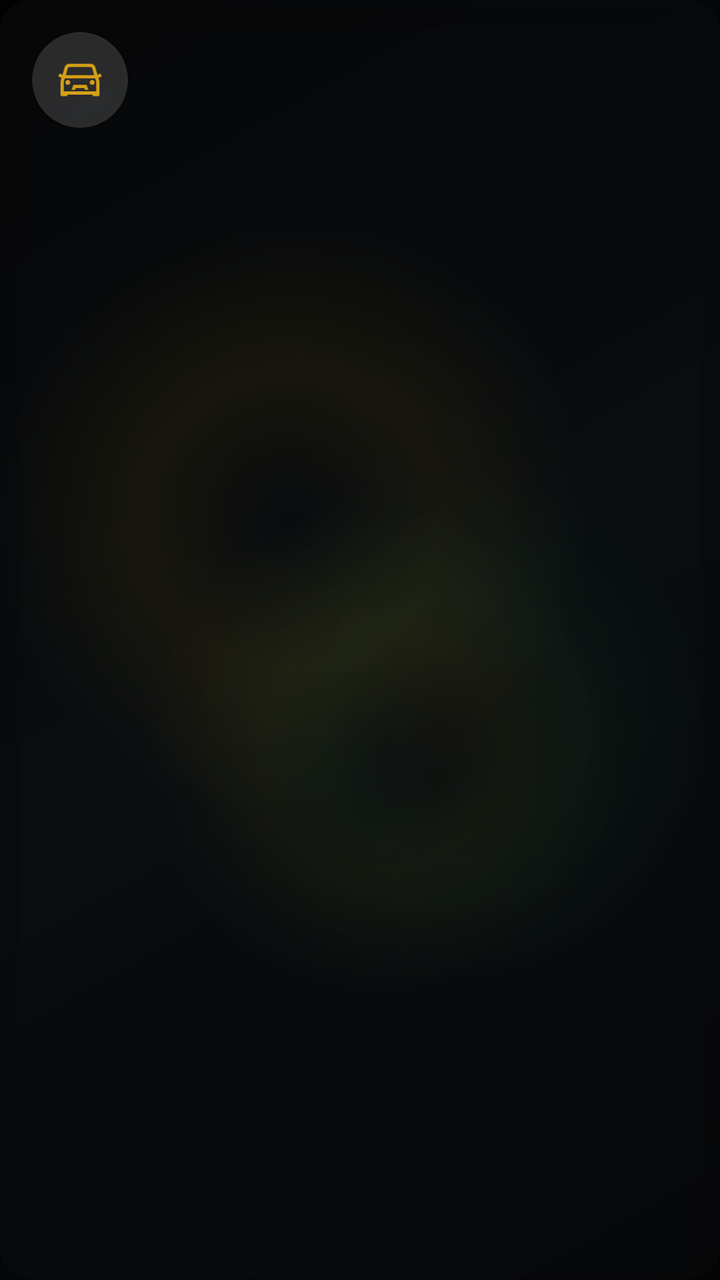
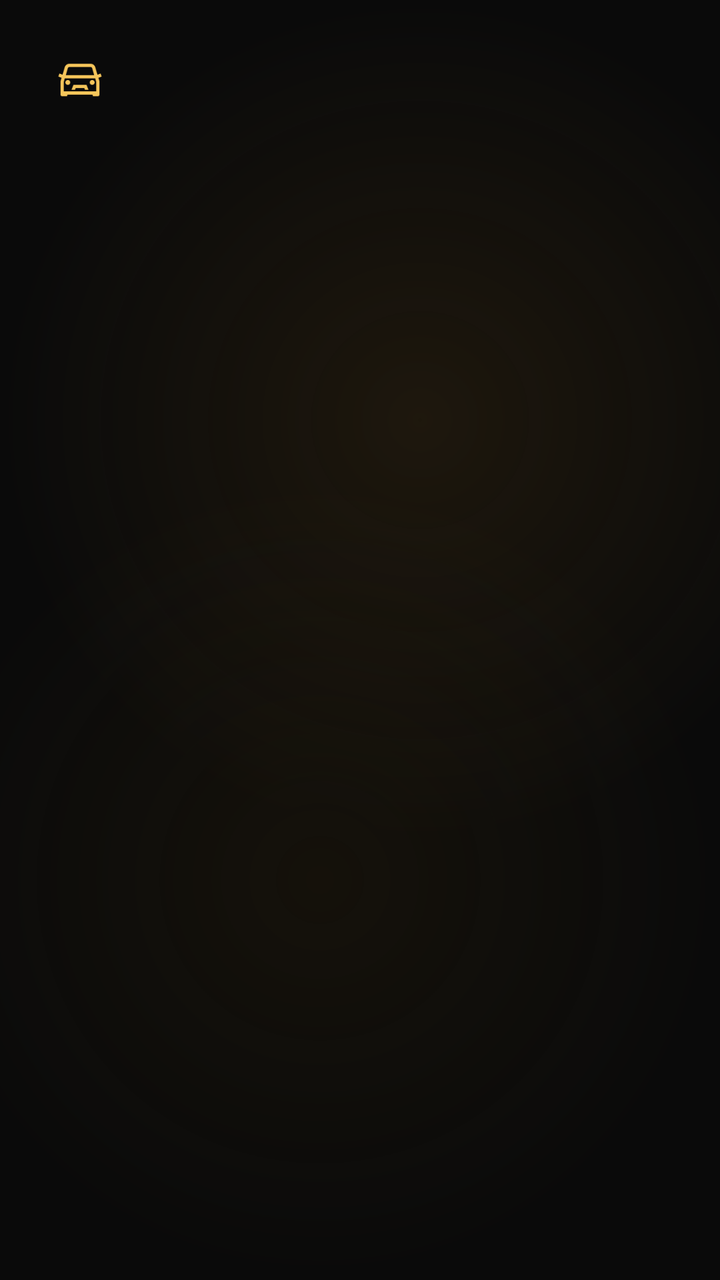

Compare the two renders of this Android layout. The source of the first and the diff that turns it into the second are given below.
<!-- AndroidManifest.xml: application theme Theme.AppKaaxPark -->
<!-- res/layout/item_vehiculo.xml -->
<?xml version="1.0" encoding="utf-8"?>
<androidx.cardview.widget.CardView
    xmlns:android="http://schemas.android.com/apk/res/android"
    xmlns:app="http://schemas.android.com/apk/res-auto"
    android:id="@+id/cardVehiculoItem"
    android:layout_width="match_parent"
    android:layout_height="wrap_content"
    android:layout_marginBottom="14dp"
    android:clickable="true"
    android:focusable="true"
    app:cardCornerRadius="16dp"
    app:cardBackgroundColor="@color/glass_surface"
    app:cardElevation="8dp">

    <LinearLayout
        android:layout_width="match_parent"
        android:layout_height="wrap_content"
        android:orientation="horizontal"
        android:gravity="center_vertical"
        android:padding="16dp">

        <androidx.cardview.widget.CardView
            android:layout_width="48dp"
            android:layout_height="48dp"
            app:cardCornerRadius="24dp"
            app:cardBackgroundColor="@color/glass_surface_light"
            app:cardElevation="4dp">

            <ImageView
                android:layout_width="26dp"
                android:layout_height="26dp"
                android:layout_gravity="center"
                android:src="@drawable/icon_vehiculo"
                app:tint="#D4A017"
                android:contentDescription="Vehículo" />
        </androidx.cardview.widget.CardView>

        <LinearLayout
            android:layout_width="0dp"
            android:layout_height="wrap_content"
            android:layout_weight="1"
            android:layout_marginStart="14dp"
            android:orientation="vertical">

            <TextView
                android:id="@+id/txtMarcaModelo"
                android:layout_width="wrap_content"
                android:layout_height="wrap_content"
                android:textColor="#FFFFFF"
                android:textSize="16sp"
                android:textStyle="bold" />

            <TextView
                android:id="@+id/txtPlacaColor"
                android:layout_width="wrap_content"
                android:layout_height="wrap_content"
                android:layout_marginTop="2dp"
                android:textColor="#AAAAAA"
                android:textSize="13sp" />
        </LinearLayout>

        <TextView
            android:id="@+id/txtEnUso"
            android:layout_width="wrap_content"
            android:layout_height="wrap_content"
            android:layout_marginEnd="10dp"
            android:text="En uso"
            android:textColor="#D4A017"
            android:textSize="12sp"
            android:textStyle="bold"
            android:visibility="gone" />

        <ImageView
            android:id="@+id/btnEliminarVehiculo"
            android:layout_width="22dp"
            android:layout_height="22dp"
            android:padding="2dp"
            android:src="@android:drawable/ic_menu_delete"
            app:tint="#C0392B"
            android:contentDescription="Eliminar vehículo"
            android:clickable="true"
            android:focusable="true"
            android:visibility="gone" />

    </LinearLayout>
</androidx.cardview.widget.CardView>
<!-- resources referenced by this layout -->
<resources>
  <color name="glass_surface">#33191D21</color>
  <color name="glass_surface_light">#26FFFFFF</color>
  <style name="Theme.AppKaaxPark" parent="Base.Theme.AppKaaxPark" />
  <color name="gold_primary">#D4A017</color>
  <color name="black">#FF000000</color>
  <color name="gold_secondary">#E5A93C</color>
  <color name="gold_light">#F0C24B</color>
  <color name="white">#FFFFFFFF</color>
  <color name="glass_surface_soft">#22191D21</color>
  <color name="glass_border">#40FFFFFF</color>
  <style name="Widget.AppKaaxPark.TextView" parent="@android:style/Widget.TextView">
          <item name="android:fontFamily">sans-serif-medium</item>
      </style>
  <style name="Widget.AppKaaxPark.EditText" parent="@android:style/Widget.EditText">
          <item name="android:fontFamily">sans-serif-medium</item>
      </style>
  <style name="Widget.AppKaaxPark.Button" parent="@android:style/Widget.Button">
          <item name="android:fontFamily">sans-serif-medium</item>
          <item name="android:letterSpacing">0.02</item>
      </style>
  <!-- drawable bg_screen_glass (drawable) -->
  <?xml version="1.0" encoding="utf-8"?>
  <layer-list xmlns:android="http://schemas.android.com/apk/res/android">
  
      <item>
          <shape android:shape="rectangle">
              <gradient
                  android:angle="135"
                  android:startColor="#050607"
                  android:centerColor="#081114"
                  android:endColor="#030303" />
          </shape>
      </item>
  
      <item
          android:left="-70dp"
          android:top="-120dp">
          <shape android:shape="oval">
              <size
                  android:width="260dp"
                  android:height="260dp" />
              <gradient
                  android:type="radial"
                  android:gradientRadius="150dp"
                  android:centerColor="#26D4A017"
                  android:endColor="#00D4A017" />
          </shape>
      </item>
  
      <item
          android:right="-90dp"
          android:top="90dp">
          <shape android:shape="oval">
              <size
                  android:width="240dp"
                  android:height="240dp" />
              <gradient
                  android:type="radial"
                  android:gradientRadius="130dp"
                  android:centerColor="#182ECC71"
                  android:endColor="#002ECC71" />
          </shape>
      </item>
  
      <item
          android:left="20dp"
          android:bottom="-110dp">
          <shape android:shape="oval">
              <size
                  android:width="220dp"
                  android:height="220dp" />
              <gradient
                  android:type="radial"
                  android:gradientRadius="120dp"
                  android:centerColor="#1AD4A017"
                  android:endColor="#00D4A017" />
          </shape>
      </item>
  
      <item>
          <shape android:shape="rectangle">
              <solid android:color="@color/glass_scrim" />
          </shape>
      </item>
  
  </layer-list>
  <color name="glass_scrim">#66000000</color>
  <!-- unchanged entries left out for length: 2 -->
</resources>

<!-- the commit's change to res/layout/item_vehiculo.xml (unified diff, before → after) -->
@@ -5,12 +5,13 @@
     android:id="@+id/cardVehiculoItem"
     android:layout_width="match_parent"
     android:layout_height="wrap_content"
-    android:layout_marginBottom="14dp"
+    android:layout_marginBottom="12dp"
     android:clickable="true"
     android:focusable="true"
-    app:cardCornerRadius="16dp"
-    app:cardBackgroundColor="@color/glass_surface"
-    app:cardElevation="8dp">
+    app:cardBackgroundColor="@android:color/transparent"
+    android:background="@drawable/bg_glass_card"
+    app:cardCornerRadius="18dp"
+    app:cardElevation="0dp">
 
     <LinearLayout
         android:layout_width="match_parent"
@@ -23,15 +24,16 @@
             android:layout_width="48dp"
             android:layout_height="48dp"
             app:cardCornerRadius="24dp"
-            app:cardBackgroundColor="@color/glass_surface_light"
-            app:cardElevation="4dp">
+            app:cardBackgroundColor="@android:color/transparent"
+            android:background="@drawable/bg_glass_chip"
+            app:cardElevation="0dp">
 
             <ImageView
                 android:layout_width="26dp"
                 android:layout_height="26dp"
                 android:layout_gravity="center"
                 android:src="@drawable/icon_vehiculo"
-                app:tint="#D4A017"
+                app:tint="#F5C55A"
                 android:contentDescription="Vehículo" />
         </androidx.cardview.widget.CardView>
 
@@ -46,7 +48,7 @@
                 android:id="@+id/txtMarcaModelo"
                 android:layout_width="wrap_content"
                 android:layout_height="wrap_content"
-                android:textColor="#FFFFFF"
+                android:textColor="#FDFDFD"
                 android:textSize="16sp"
                 android:textStyle="bold" />
 
@@ -55,7 +57,7 @@
                 android:layout_width="wrap_content"
                 android:layout_height="wrap_content"
                 android:layout_marginTop="2dp"
-                android:textColor="#AAAAAA"
+                android:textColor="#8CFFFFFF"
                 android:textSize="13sp" />
         </LinearLayout>
 
@@ -64,8 +66,11 @@
             android:layout_width="wrap_content"
             android:layout_height="wrap_content"
             android:layout_marginEnd="10dp"
+            android:background="@drawable/bg_glass_chip"
+            android:paddingHorizontal="10dp"
+            android:paddingVertical="4dp"
             android:text="En uso"
-            android:textColor="#D4A017"
+            android:textColor="#F5C55A"
             android:textSize="12sp"
             android:textStyle="bold"
             android:visibility="gone" />
@@ -76,7 +81,7 @@
             android:layout_height="22dp"
             android:padding="2dp"
             android:src="@android:drawable/ic_menu_delete"
-            app:tint="#C0392B"
+            app:tint="#FF6B6B"
             android:contentDescription="Eliminar vehículo"
             android:clickable="true"
             android:focusable="true"
<!-- resource entries referenced after the edit -->
@@ -1,7 +1,26 @@
 <!-- resources referenced by this layout -->
 <resources>
+  <!-- drawable bg_glass_card (drawable) -->
+  <?xml version="1.0" encoding="utf-8"?>
+  <shape xmlns:android="http://schemas.android.com/apk/res/android"
+      android:shape="rectangle">
+      <solid android:color="#0FFFFFFF" /> 
+      <stroke
+          android:width="1dp"
+          android:color="#1AFFFFFF" /> 
+      <corners android:radius="18dp" />
+  </shape>
+  <!-- drawable bg_glass_chip (drawable) -->
+  <?xml version="1.0" encoding="utf-8"?>
+  <shape xmlns:android="http://schemas.android.com/apk/res/android"
+      android:shape="rectangle">
+      <solid android:color="#0FFFFFFF" />
+      <stroke
+          android:width="1dp"
+          android:color="#1FFFFFFF" />
+      <corners android:radius="20dp" />
+  </shape>
   <color name="glass_surface">#33191D21</color>
-  <color name="glass_surface_light">#26FFFFFF</color>
   <style name="Theme.AppKaaxPark" parent="Base.Theme.AppKaaxPark" />
   <color name="gold_primary">#D4A017</color>
   <color name="black">#FF000000</color>
@@ -24,69 +43,40 @@
   <?xml version="1.0" encoding="utf-8"?>
   <layer-list xmlns:android="http://schemas.android.com/apk/res/android">
   
+      
       <item>
           <shape android:shape="rectangle">
-              <gradient
-                  android:angle="135"
-                  android:startColor="#050607"
-                  android:centerColor="#081114"
-                  android:endColor="#030303" />
+              <solid android:color="#0A0A0A" />
           </shape>
       </item>
   
-      <item
-          android:left="-70dp"
-          android:top="-120dp">
+      
+      <item android:gravity="top|start">
           <shape android:shape="oval">
-              <size
-                  android:width="260dp"
-                  android:height="260dp" />
+              <size android:width="420dp" android:height="420dp" />
               <gradient
                   android:type="radial"
-                  android:gradientRadius="150dp"
-                  android:centerColor="#26D4A017"
-                  android:endColor="#00D4A017" />
+                  android:gradientRadius="210dp"
+                  android:centerColor="#333A2A10"
+                  android:startColor="#663A2A10"
+                  android:endColor="#000A0A0A" />
           </shape>
       </item>
   
-      <item
-          android:right="-90dp"
-          android:top="90dp">
+      
+      <item android:gravity="bottom|end">
           <shape android:shape="oval">
-              <size
-                  android:width="240dp"
-                  android:height="240dp" />
+              <size android:width="400dp" android:height="400dp" />
               <gradient
                   android:type="radial"
-                  android:gradientRadius="130dp"
-                  android:centerColor="#182ECC71"
-                  android:endColor="#002ECC71" />
-          </shape>
-      </item>
-  
-      <item
-          android:left="20dp"
-          android:bottom="-110dp">
-          <shape android:shape="oval">
-              <size
-                  android:width="220dp"
-                  android:height="220dp" />
-              <gradient
-                  android:type="radial"
-                  android:gradientRadius="120dp"
-                  android:centerColor="#1AD4A017"
-                  android:endColor="#00D4A017" />
-          </shape>
-      </item>
-  
-      <item>
-          <shape android:shape="rectangle">
-              <solid android:color="@color/glass_scrim" />
+                  android:gradientRadius="200dp"
+                  android:centerColor="#2A2A1F0A"
+                  android:startColor="#552A1F0A"
+                  android:endColor="#000A0A0A" />
           </shape>
       </item>
   
   </layer-list>
-  <color name="glass_scrim">#66000000</color>
   <!-- unchanged entries left out for length: 2 -->
 </resources>
 
